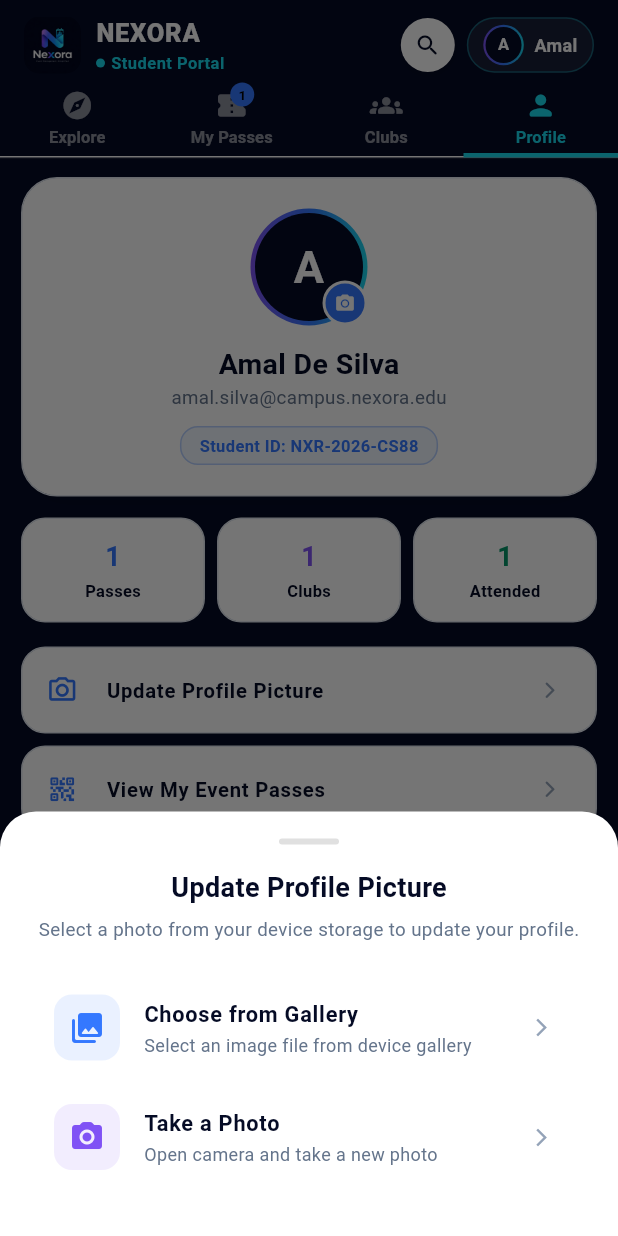
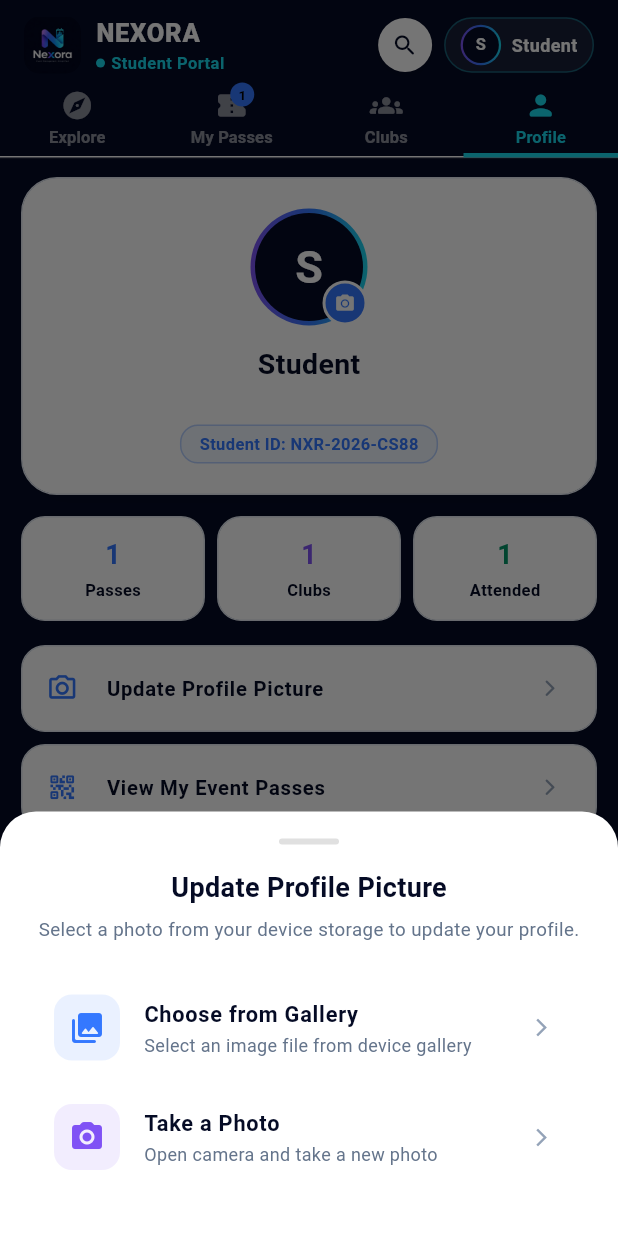
Before and after one commit to PasanSandeep-33/Nexora, a Flutter app: the StudentDashboardScreen screen opened directly, tab 4 chosen, after a tap on the "camera alt" icon, on a phone screen of 412 x 824 dp. Run offline on Flutter 3.47's test engine with Material 3 defaults, Android fonts, the phone set to English and light mode, and no system bars; our stand-ins replace flutter_secure_storage, image_picker; accounts and stored records are empty.

Commit message:
Bug fixes

```diff
--- a/lib/screens/student_dashboard_screen.dart
+++ b/lib/screens/student_dashboard_screen.dart
@@ -5,6 +5,8 @@ import 'package:flutter/services.dart';
 import 'package:image_picker/image_picker.dart';
 
 import '../login_screen.dart';
+import '../services/api_service.dart';
+import '../services/profile_image_service.dart';
 import '../models/event_model.dart';
 import '../models/rsvp_model.dart';
 import '../models/ticket_model.dart';
@@ -29,7 +31,9 @@ class _StudentDashboardScreenState extends State<StudentDashboardScreen>
   String _selectedCategory = 'All';
   final TextEditingController _searchController = TextEditingController();
   bool _isSearchVisible = false;
-  File? _profileImage; // Selected student profile picture file
+  File? _profileImage; // Temporary preview while uploading
+  String? _profileImageUrl; // Persistent Cloudinary image URL
+  bool _isUploadingProfileImage = false;
 
   // Exact Brand Color Palette
   static const Color navy = Color(0xFF050B25);
@@ -57,6 +61,8 @@ class _StudentDashboardScreenState extends State<StudentDashboardScreen>
   void initState() {
     super.initState();
     _tabController = TabController(length: 4, vsync: this);
+    _profileImageUrl = widget.user?['profile_image_url']?.toString();
+    _loadProfileImage();
 
     _events = [
       Event(
@@ -118,10 +124,27 @@ class _StudentDashboardScreenState extends State<StudentDashboardScreen>
     super.dispose();
   }
 
-  String get _userName =>
-      widget.user?['name'] ?? widget.user?['email'] ?? 'Amal De Silva';
-  String get _userEmail =>
-      widget.user?['email'] ?? 'amal.silva@campus.nexora.edu';
+  String get _userName {
+  final user = widget.user;
+
+  final name = user?['full_name'] ?? user?['name'];
+
+  if (name != null && name.toString().trim().isNotEmpty) {
+    return name.toString();
+  }
+
+  final email = user?['email'];
+
+  if (email != null && email.toString().trim().isNotEmpty) {
+    return email.toString().split('@').first;
+  }
+
+  return 'Student';
+}
+
+String get _userEmail {
+  return widget.user?['email']?.toString() ?? '';
+}
 
   List<Event> get _filteredEvents {
     return _events.where((event) {
@@ -292,42 +315,101 @@ class _StudentDashboardScreenState extends State<StudentDashboardScreen>
     );
   }
 
-  // ==================== IMAGE PICKER (DEVICE GALLERY / CAMERA) ====================
+  Future<void> _loadProfileImage() async {
+    try {
+      final profile = await ApiService.getProfile();
+      if (!mounted) return;
+      final url = profile['profile_image_url']?.toString();
+      setState(() {
+        _profileImageUrl = (url == null || url.isEmpty) ? null : url;
+        _profileImage = null;
+      });
+    } catch (error) {
+      // Keep the image supplied at login if profile retrieval is unavailable.
+      debugPrint('Could not load profile image: $error');
+    }
+  }
+
+  // Upload through Django so the image is available on other devices.
+
 Future<void> _pickProfileImage(ImageSource source) async {
+  if (_isUploadingProfileImage) return;
+
   try {
-      final ImagePicker picker = ImagePicker();
-      final XFile? pickedFile = await picker.pickImage(
+    final picker = ImagePicker();
+
+    final pickedFile = await picker.pickImage(
       source: source,
       maxWidth: 800,
       maxHeight: 800,
       imageQuality: 85,
     );
 
-      if (pickedFile != null) {
+    if (pickedFile == null || !mounted) return;
+
+    final file = File(pickedFile.path);
+
+    if (await file.length() > 2 * 1024 * 1024) {
+      if (!mounted) return;
+
+      _showFloatingSnackBar(
+        message: 'Please select an image smaller than 2 MB.',
+        backgroundColor: Colors.redAccent,
+        textColor: Colors.white,
+        icon: Icons.error_outline,
+      );
+      return;
+    }
+
+    if (!mounted) return;
+
+    Navigator.pop(context);
+
     setState(() {
-          _profileImage = File(pickedFile.path);
+      _isUploadingProfileImage = true;
+      _profileImage = file;
     });
-        if (mounted) {
-          Navigator.pop(context);
+
+    final url = await ProfileImageService.uploadProfileImage(file);
+
+    if (!mounted) return;
+
+    setState(() {
+      _profileImageUrl = url;
+      _profileImage = null;
+    });
+
     _showFloatingSnackBar(
-            message: 'Profile picture updated successfully!',
+      message: 'Profile picture saved successfully!',
       backgroundColor: const Color(0xFF10B981),
       textColor: Colors.white,
       icon: Icons.check_circle_rounded,
     );
-        }
-      }
-    } catch (e) {
-      if (mounted) {
+  } catch (error, stackTrace) {
+    debugPrint('PROFILE IMAGE UPLOAD ERROR: $error');
+    debugPrintStack(stackTrace: stackTrace);
+
+    if (!mounted) return;
+
+    setState(() {
+      _profileImage = null;
+    });
+
     _showFloatingSnackBar(
-          message: 'Failed to pick image: $e',
+      message: 'Profile photo upload failed. Check terminal.',
       backgroundColor: Colors.redAccent,
       textColor: Colors.white,
       icon: Icons.error_outline,
     );
-      }
-    }
-  }
+  } finally {
+    if (mounted) {
+      setState(() {
+        _isUploadingProfileImage = false;
+      });
+    }
+  }
+}
+
 
   void _showImagePickerModal() {
     showModalBottomSheet(
@@ -421,36 +503,6 @@ class _StudentDashboardScreenState extends State<StudentDashboardScreen>
               ),
               onTap: () => _pickProfileImage(ImageSource.camera),
             ),
-            if (_profileImage != null) ...[
-              const Divider(height: 1),
-              ListTile(
-                leading: Container(
-                  padding: const EdgeInsets.all(10),
-                  decoration: BoxDecoration(
-                    color: Colors.redAccent.withOpacity(0.1),
-                    borderRadius: BorderRadius.circular(12),
-                  ),
-                  child: const Icon(
-                    Icons.delete_outline,
-                    color: Colors.redAccent,
-                  ),
-                ),
-                title: const Text(
-                  "Remove Current Photo",
-                  style: TextStyle(
-                    color: Colors.redAccent,
-                    fontWeight: FontWeight.bold,
-                    fontSize: 14.5,
-                  ),
-                ),
-                onTap: () {
-                  setState(() {
-                    _profileImage = null;
-                  });
-                  Navigator.pop(ctx);
-                },
-              ),
-            ],
             const SizedBox(height: 12),
           ],
         ),
@@ -1144,13 +1196,17 @@ class _StudentDashboardScreenState extends State<StudentDashboardScreen>
                     rsvpCount: _myRsvps.length,
                     stats: _stats,
                     profileImage: _profileImage,
+                    profileImageUrl: _profileImageUrl,
+                    isUploadingProfileImage: _isUploadingProfileImage,
                     onUpdateProfilePhoto: _showImagePickerModal,
                     onOpenPrivacyPolicy: _showPrivacyPolicyModal,
                     onOpenNotifications: _showStudentNotificationsModal,
                     onNavigateToTab: (index) {
                       _tabController.animateTo(index);
                     },
-                    onLogout: () {
+                    onLogout: () async {
+                      await ApiService.logout();
+                      if (!mounted) return;
                       Navigator.pushReplacement(
                         context,
                         MaterialPageRoute(
@@ -1311,8 +1367,11 @@ class _StudentDashboardScreenState extends State<StudentDashboardScreen>
                           backgroundColor: navy,
                           backgroundImage: _profileImage != null
                               ? FileImage(_profileImage!)
-                              : null,
-                          child: _profileImage == null
+                              : (_profileImageUrl != null && _profileImageUrl!.isNotEmpty
+                                  ? NetworkImage(_profileImageUrl!)
+                                  : null),
+                          child: _profileImage == null &&
+                                  (_profileImageUrl == null || _profileImageUrl!.isEmpty)
                               ? Text(
                                   initial,
                                   style: const TextStyle(
--- a/lib/screens/tabs/profile_tab.dart
+++ b/lib/screens/tabs/profile_tab.dart
@@ -1,3 +1,4 @@
+
 import 'dart:io';
 
 import 'package:flutter/material.dart';
@@ -11,10 +12,11 @@ class ProfileTab extends StatelessWidget {
   final VoidCallback onLogout;
   final void Function({required String message}) onShowSnackBar;
   final File? profileImage;
+  final String? profileImageUrl;
+  final bool isUploadingProfileImage;
   final VoidCallback? onUpdateProfilePhoto;
   final VoidCallback? onOpenPrivacyPolicy;
-  final VoidCallback?
-  onOpenNotifications; // 👉 මෙන්න මේ parameter එක එක්විය යුතුය
+  final VoidCallback? onOpenNotifications;
 
   const ProfileTab({
     super.key,
@@ -26,6 +28,8 @@ class ProfileTab extends StatelessWidget {
     required this.onLogout,
     required this.onShowSnackBar,
     this.profileImage,
+    this.profileImageUrl,
+    this.isUploadingProfileImage = false,
     this.onUpdateProfilePhoto,
     this.onOpenPrivacyPolicy,
     this.onOpenNotifications,
@@ -39,12 +43,19 @@ class ProfileTab extends StatelessWidget {
 
   @override
   Widget build(BuildContext context) {
-    String initial = userName.isNotEmpty ? userName[0].toUpperCase() : 'A';
+    final String initial =
+        userName.isNotEmpty ? userName[0].toUpperCase() : 'A';
+
+    final ImageProvider? avatarImage = profileImage != null
+        ? FileImage(profileImage!)
+        : (profileImageUrl != null && profileImageUrl!.isNotEmpty
+            ? NetworkImage(profileImageUrl!)
+            : null);
 
     return ListView(
       padding: const EdgeInsets.symmetric(horizontal: 14, vertical: 12),
       children: [
-        // Digital Student Card with Clickable Profile Picture
+        // Digital Student Card
         Container(
           padding: const EdgeInsets.all(20),
           decoration: BoxDecoration(
@@ -61,7 +72,6 @@ class ProfileTab extends StatelessWidget {
           ),
           child: Column(
             children: [
-              // Avatar with Gradient Ring + Camera Edit Badge
               Stack(
                 alignment: Alignment.bottomRight,
                 children: [
@@ -70,16 +80,16 @@ class ProfileTab extends StatelessWidget {
                     child: Container(
                       padding: const EdgeInsets.all(3),
                       decoration: const BoxDecoration(
-                        gradient: LinearGradient(colors: [purple, blue, cyan]),
+                        gradient: LinearGradient(
+                          colors: [purple, blue, cyan],
+                        ),
                         shape: BoxShape.circle,
                       ),
                       child: CircleAvatar(
                         radius: 36,
                         backgroundColor: navy,
-                        backgroundImage: profileImage != null
-                            ? FileImage(profileImage!)
-                            : null,
-                        child: profileImage == null
+                        backgroundImage: avatarImage,
+                        child: avatarImage == null
                             ? Text(
                                 initial,
                                 style: const TextStyle(
@@ -99,7 +109,10 @@ class ProfileTab extends StatelessWidget {
                       decoration: BoxDecoration(
                         color: blue,
                         shape: BoxShape.circle,
-                        border: Border.all(color: Colors.white, width: 2),
+                        border: Border.all(
+                          color: Colors.white,
+                          width: 2,
+                        ),
                       ),
                       child: const Icon(
                         Icons.camera_alt,
@@ -110,6 +123,18 @@ class ProfileTab extends StatelessWidget {
                   ),
                 ],
               ),
+
+              if (isUploadingProfileImage) ...[
+                const SizedBox(height: 8),
+                const SizedBox(
+                  width: 18,
+                  height: 18,
+                  child: CircularProgressIndicator(
+                    strokeWidth: 2,
+                  ),
+                ),
+              ],
+
               const SizedBox(height: 12),
               Text(
                 userName,
@@ -135,7 +160,9 @@ class ProfileTab extends StatelessWidget {
                 decoration: BoxDecoration(
                   color: const Color(0xFFEFF6FF),
                   borderRadius: BorderRadius.circular(12),
-                  border: Border.all(color: blue.withOpacity(0.3)),
+                  border: Border.all(
+                    color: blue.withOpacity(0.3),
+                  ),
                 ),
                 child: const Text(
                   'Student ID: NXR-2026-CS88',
@@ -149,14 +176,19 @@ class ProfileTab extends StatelessWidget {
             ],
           ),
         ),
+
         const SizedBox(height: 14),
 
-        // Quick Stats Strip
+        // Quick Statistics
         Row(
           children: [
             _statBox('Passes', '$rsvpCount', blue),
             const SizedBox(width: 8),
-            _statBox('Clubs', '${stats['clubs_joined'] ?? 0}', purple),
+            _statBox(
+              'Clubs',
+              '${stats['clubs_joined'] ?? 0}',
+              purple,
+            ),
             const SizedBox(width: 8),
             _statBox(
               'Attended',
@@ -165,9 +197,10 @@ class ProfileTab extends StatelessWidget {
             ),
           ],
         ),
+
         const SizedBox(height: 16),
 
-        // Action Tiles
+        // Profile Actions
         _profileActionTile(
           Icons.camera_alt_outlined,
           'Update Profile Picture',
@@ -188,7 +221,9 @@ class ProfileTab extends StatelessWidget {
           'Event Notifications',
           onOpenNotifications ??
               () {
-                onShowSnackBar(message: 'All event reminders are active.');
+                onShowSnackBar(
+                  message: 'All event reminders are active.',
+                );
               },
         ),
         _profileActionTile(
@@ -211,14 +246,20 @@ class ProfileTab extends StatelessWidget {
     );
   }
 
-  Widget _statBox(String label, String value, Color color) {
+  Widget _statBox(
+    String label,
+    String value,
+    Color color,
+  ) {
     return Expanded(
       child: Container(
         padding: const EdgeInsets.symmetric(vertical: 12),
         decoration: BoxDecoration(
           color: Colors.white,
           borderRadius: BorderRadius.circular(16),
-          border: Border.all(color: const Color(0xFFE2E8F0)),
+          border: Border.all(
+            color: const Color(0xFFE2E8F0),
+          ),
           boxShadow: [
             BoxShadow(
               color: Colors.black.withOpacity(0.06),
@@ -263,7 +304,9 @@ class ProfileTab extends StatelessWidget {
       decoration: BoxDecoration(
         color: Colors.white,
         borderRadius: BorderRadius.circular(16),
-        border: Border.all(color: const Color(0xFFE2E8F0)),
+        border: Border.all(
+          color: const Color(0xFFE2E8F0),
+        ),
         boxShadow: [
           BoxShadow(
             color: Colors.black.withOpacity(0.04),
@@ -275,13 +318,17 @@ class ProfileTab extends StatelessWidget {
       child: ListTile(
         leading: Icon(
           icon,
-          color: isDestructive ? Colors.redAccent : blue,
+          color: isDestructive
+              ? Colors.redAccent
+              : blue,
           size: 21,
         ),
         title: Text(
           title,
           style: TextStyle(
-            color: isDestructive ? Colors.redAccent : navy,
+            color: isDestructive
+                ? Colors.redAccent
+                : navy,
             fontSize: 13.5,
             fontWeight: FontWeight.w600,
           ),
--- a/lib/signup_screen.dart
+++ b/lib/signup_screen.dart
@@ -268,7 +268,7 @@ class _SignupPageState extends State<SignupPage> {
                                   'Already have an account?',
                                   style: TextStyle(
                                     color: Colors.black54,
-                                    fontSize: 12,
+                                    fontSize: 14,
                                   ),
                                 ),
                                 GestureDetector(
@@ -285,7 +285,7 @@ class _SignupPageState extends State<SignupPage> {
                                     style: TextStyle(
                                       color: blue,
                                       fontWeight: FontWeight.bold,
-                                      fontSize: 12,
+                                      fontSize: 14,
                                     ),
                                   ),
                                 ),
```
Also changed, not shown: lib/login_screen.dart (+25 -8 lines), lib/services/profile_image_service.dart (added, +70 -0 lines), lib/splash_screen.dart (+13 -13 lines), 1 other file. Lines whose indentation alone changed are shown as unchanged.
